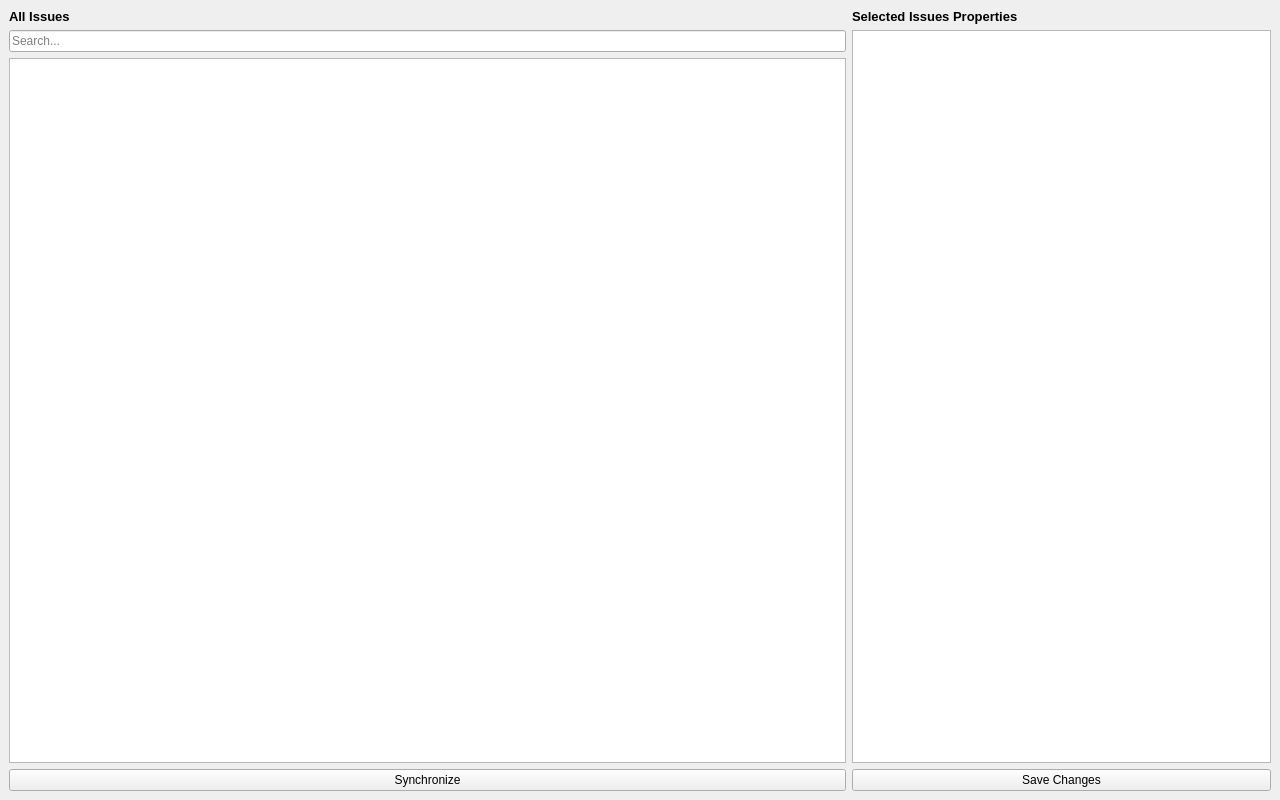
Before: the Qt Designer form View/Mainwindow.ui in melisozdgn/RedmineSyncClient-Qt, drawn with Qt 5.
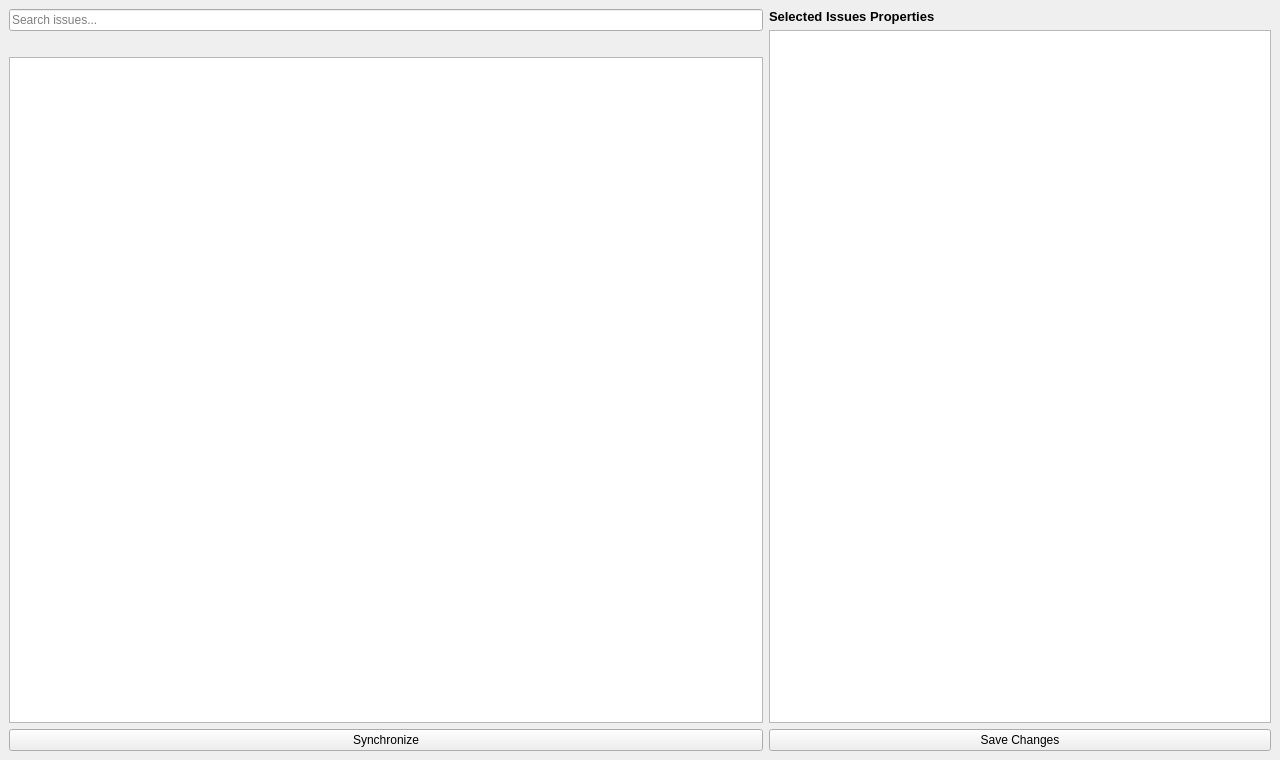
After: the same form once the commit is applied.

Commit message: Integrating  search bar into the table.

```diff
--- a/View/Mainwindow.ui
+++ b/View/Mainwindow.ui
@@ -7,58 +7,36 @@
     <x>0</x>
     <y>0</y>
     <width>1280</width>
-    <height>800</height>
+    <height>760</height>
    </rect>
   </property>
   <property name="windowTitle">
    <string>Redmine Task Manager</string>
   </property>
   <widget class="QWidget" name="centralwidget">
-   <layout class="QVBoxLayout" name="mainVerticalLayout">
+   <layout class="QVBoxLayout" name="mainVerticalLayout" stretch="2,3">
     <item>
-     <layout class="QHBoxLayout" name="tablesHorizontalLayout" stretch="2,1">
+     <layout class="QHBoxLayout" name="tablesHorizontalLayout" stretch="6,4">
       <item>
        <layout class="QVBoxLayout" name="verticalLayoutLeft">
-        <item>
-         <widget class="QLabel" name="labelList">
-          <property name="text">
-           <string>All Issues</string>
-          </property>
-          <property name="font">
-           <font>
-            <bold>true</bold>
-            <pointsize>10</pointsize>
-           </font>
-          </property>
-         </widget>
-        </item>
         <item>
          <widget class="QLineEdit" name="searchEdit">
           <property name="placeholderText">
-           <string>Search...</string>
+           <string>Search issues...</string>
           </property>
          </widget>
         </item>
+        <item>
+         <widget class="QLabel" name="statusLabel">
+          <property name="text"><string></string></property>
+         </widget>
+        </item>
         <item>
          <widget class="QTableView" name="tableView">
-          <property name="alternatingRowColors">
-           <bool>true</bool>
-          </property>
-          <property name="selectionMode">
-           <enum>QAbstractItemView::SingleSelection</enum>
-          </property>
-          <property name="selectionBehavior">
-           <enum>QAbstractItemView::SelectRows</enum>
-          </property>
-          <property name="sortingEnabled">
-           <bool>true</bool>
-          </property>
-          <property name="showGrid">
-           <bool>true</bool>
-          </property>
-          <attribute name="verticalHeaderVisible">
-           <bool>false</bool>
-          </attribute>
+          <property name="alternatingRowColors"><bool>true</bool></property>
+          <property name="selectionMode"><enum>QAbstractItemView::SingleSelection</enum></property>
+          <property name="selectionBehavior"><enum>QAbstractItemView::SelectRows</enum></property>
+          <attribute name="verticalHeaderVisible"><bool>false</bool></attribute>
          </widget>
         </item>
         <item>
```
Left out of the diff: 31 changed lines with no effect on the pictures. The commit also changes 4 other files.
